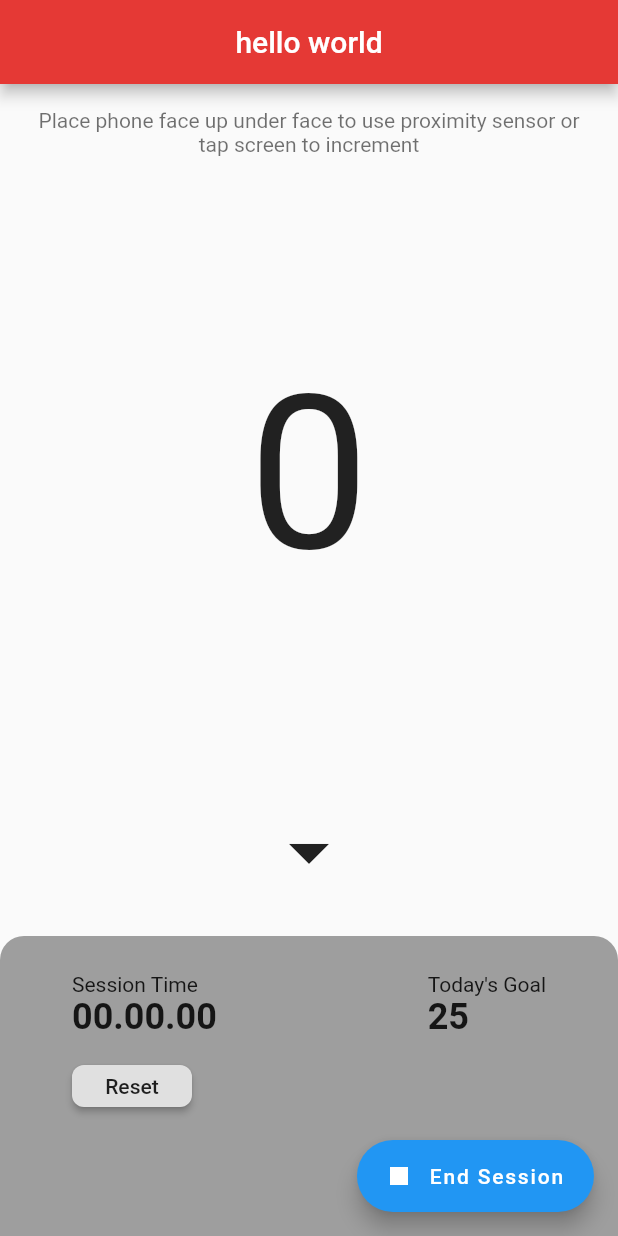
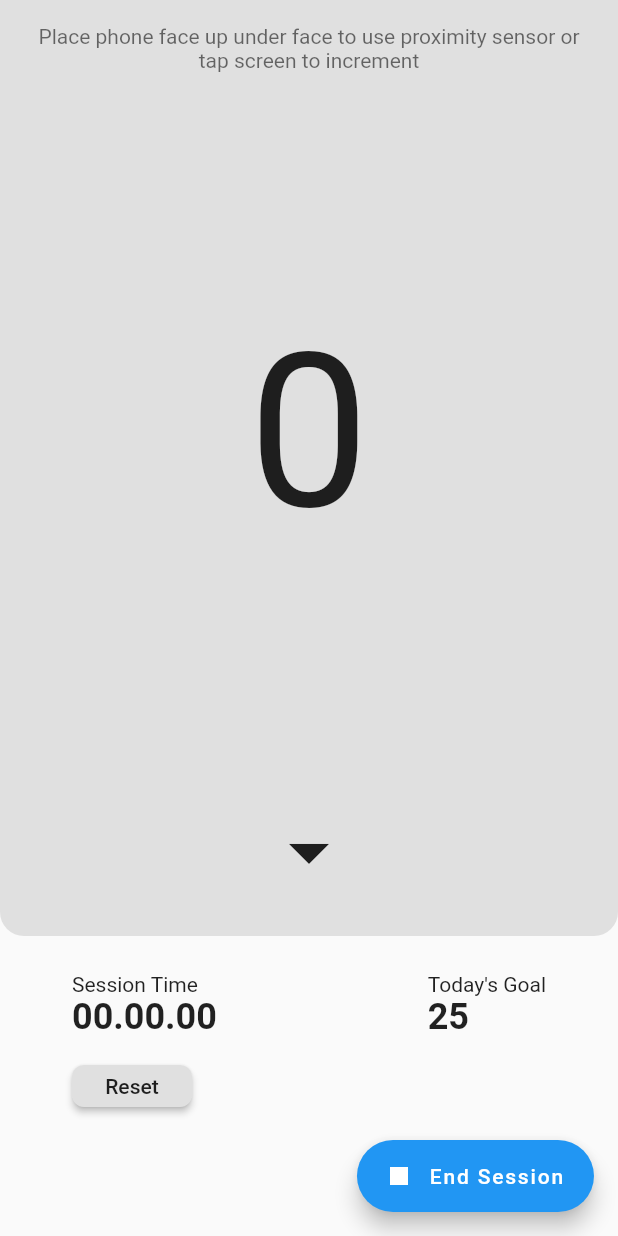
Before and after one commit to scottquach/Proximity-Push-Up-Counter-V2, a Flutter app: the screen it shows after launch, on a phone screen of 412 x 824 dp. Run offline on Flutter 3.47's test engine with Material 2 defaults, Android fonts, the light colour scheme and no system bars.

Commit message:
Created page structure with routing

```diff
--- a/lib/main.dart
+++ b/lib/main.dart
@@ -1,4 +1,7 @@
 import 'package:flutter/material.dart';
+import 'package:proximity_pushup_counter_v2/pages/home.dart';
+import 'package:proximity_pushup_counter_v2/pages/logs.dart';
+import 'package:proximity_pushup_counter_v2/pages/session.dart';
 import 'package:proximity_pushup_counter_v2/session.dart';
 
 void main() {
@@ -28,155 +31,21 @@ class MyApp extends StatelessWidget {
         visualDensity: VisualDensity.adaptivePlatformDensity,
       ),
       // home: MyHomePage(title: 'Flutter Demo Home Page Testing'),
-        home: Scaffold(
-          appBar: AppBar(
-            title: Text('hello world'),
-            centerTitle: true,
-            backgroundColor: Colors.red[600],
-          ),
-          body: SessionPage(),
-        ));
-  }
-}
-
-class HomeHeader extends StatelessWidget {
-  @override
-  Widget build(BuildContext context) {
-    // TODO: implement build
-    return Padding(
-        padding: EdgeInsets.all(16),
-        child: Row(
-          mainAxisAlignment: MainAxisAlignment.spaceBetween,
-          crossAxisAlignment: CrossAxisAlignment.start,
-          children: [
-            Flexible(
-              child: Text('Get your goals\ndone',
-                  textAlign: TextAlign.left,
-                  style: TextStyle(fontSize: 36, fontWeight: FontWeight.w600)),
-            ),
-            IconButton(onPressed: () {}, icon: Icon(Icons.settings))
-          ],
-        ));
-  }
-}
-
-class SessionPage extends StatefulWidget {
-  @override
-  _SessionPageState createState() => _SessionPageState();
-}
-
-class _SessionPageState extends State<SessionPage> {
-  int progress = 0;
-
-  @override
-  Widget build(BuildContext context) {
-    // TODO: implement build
-    return Scaffold(
-      body: Column(
-        children: [
-          Expanded(
-              child: Container(
-            // decoration: BoxDecoration(
-            //   color: Colors.red,
-            //     borderRadius: BorderRadius.only(
-            //         bottomLeft: Radius.circular(16),
-            //         bottomRight: Radius.circular(16))),
-            child: Padding(
-              padding: const EdgeInsets.all(16.0),
-              child: Column(
-                children: [
-                  Opacity(
-                    opacity: .75,
-                    child: Text(
-                      'Place phone face up under face to use proximity sensor or tap screen to increment',
-                      textAlign: TextAlign.center,
-                      style: TextStyle(color: Colors.black.withOpacity(0.75)),
-                    ),
-                  ),
-                  Expanded(
-                      child: InkWell(
-                          onTap: () {
-                            setState(() {
-                              progress += 1;
-                            });
+      // home: Scaffold(
+      //   // appBar: AppBar(
+      //   //   title: Text('hello world'),
+      //   //   centerTitle: true,
+      //   //   backgroundColor: Colors.red[600],
+      //   // ),
+      //   body: SessionPage(),
+      // ),
+      initialRoute: '/home',
+      routes: {
+        '/': (context) => SessionPage(),
+        '/home': (context) => SessionPage(),
+        '/session': (context) => SessionPage(),
+        '/logs': (context) => LogsPage(),
       },
-                          child: Center(
-                              child: Text('$progress',
-                                  style: TextStyle(fontSize: 144))))),
-                  IconButton(
-                    icon: Icon(Icons.arrow_drop_down),
-                    iconSize: 64,
-                    onPressed: () {
-                      setState(() {
-                        if (progress > 0) {
-                          progress -= 1;
-                        }
-                      });
-                    },
-                  )
-                ],
-              ),
-            ),
-          )),
-          Container(
-            padding: EdgeInsets.fromLTRB(48, 24, 48, 24),
-            height: 200,
-            width: double.infinity,
-            decoration: BoxDecoration(
-                color: Colors.grey,
-                borderRadius: BorderRadius.only(
-                    topLeft: Radius.circular(16),
-                    topRight: Radius.circular(16))),
-            child: Row(
-              mainAxisAlignment: MainAxisAlignment.spaceBetween,
-              children: [
-                Column(
-                  crossAxisAlignment: CrossAxisAlignment.start,
-                  children: [
-                    Text('Session Time'),
-                    Text(
-                      '00.00.00',
-                      style:
-                          TextStyle(fontWeight: FontWeight.bold, fontSize: 24),
-                    ),
-                    SizedBox(
-                      height: 12,
-                    ),
-                    RaisedButton(
-                      onPressed: () {
-                        setState(() {
-                          progress = 0;
-                        });
-                      },
-                      shape: RoundedRectangleBorder(
-                          borderRadius:
-                              new BorderRadius.all(Radius.circular(8))),
-                      child: Text('Reset'),
-                      visualDensity: VisualDensity.compact,
-                    )
-                  ],
-                ),
-                Column(
-                  crossAxisAlignment: CrossAxisAlignment.start,
-                  children: [
-                    Text('Today\'s Goal'),
-                    Text(
-                      '25',
-                      style:
-                          TextStyle(fontWeight: FontWeight.bold, fontSize: 24),
-                    ),
-                  ],
-                )
-              ],
-            ),
-          )
-        ],
-      ),
-      floatingActionButton: FloatingActionButton.extended(
-        onPressed: () {},
-        icon: Icon(Icons.stop),
-        label: Text('End Session'),
-      ),
     );
   }
 }
--- /dev/null
+++ b/lib/pages/session.dart
@@ -0,0 +1,128 @@
+import 'package:flutter/material.dart';
+
+class SessionPage extends StatefulWidget {
+  @override
+  _SessionPageState createState() => _SessionPageState();
+}
+
+class _SessionPageState extends State<SessionPage> {
+  int progress = 0;
+
+  @override
+  Widget build(BuildContext context) {
+    // TODO: implement build
+    return Scaffold(
+      body: SafeArea(
+        child: Column(
+          children: [
+            Expanded(
+                child: Container(
+              decoration: BoxDecoration(
+                color: Colors.grey[300],
+                borderRadius: BorderRadius.only(
+                  bottomLeft: Radius.circular(16),
+                  bottomRight: Radius.circular(16),
+                ),
+              ),
+              child: Padding(
+                padding: const EdgeInsets.all(16.0),
+                child: Column(
+                  children: [
+                    Opacity(
+                      opacity: .75,
+                      child: Text(
+                        'Place phone face up under face to use proximity sensor or tap screen to increment',
+                        textAlign: TextAlign.center,
+                        style: TextStyle(color: Colors.black.withOpacity(0.75)),
+                      ),
+                    ),
+                    Expanded(
+                      child: InkWell(
+                        onTap: () {
+                          setState(() {
+                            progress += 1;
+                          });
+                        },
+                        child: Center(
+                          child: Text(
+                            '$progress',
+                            style: TextStyle(fontSize: 144),
+                          ),
+                        ),
+                      ),
+                    ),
+                    IconButton(
+                      icon: Icon(Icons.arrow_drop_down),
+                      iconSize: 64,
+                      onPressed: () {
+                        setState(() {
+                          if (progress > 0) {
+                            progress -= 1;
+                          }
+                        });
+                      },
+                    )
+                  ],
+                ),
+              ),
+            )),
+            Container(
+              padding: EdgeInsets.fromLTRB(48, 24, 48, 24),
+              height: 200,
+              width: double.infinity,
+              child: Row(
+                mainAxisAlignment: MainAxisAlignment.spaceBetween,
+                children: [
+                  Column(
+                    crossAxisAlignment: CrossAxisAlignment.start,
+                    children: [
+                      Text('Session Time'),
+                      Text(
+                        '00.00.00',
+                        style: TextStyle(
+                            fontWeight: FontWeight.bold, fontSize: 24),
+                      ),
+                      SizedBox(
+                        height: 12,
+                      ),
+                      RaisedButton(
+                        onPressed: () {
+                          setState(() {
+                            progress = 0;
+                          });
+                        },
+                        shape: RoundedRectangleBorder(
+                            borderRadius:
+                                new BorderRadius.all(Radius.circular(8))),
+                        child: Text('Reset'),
+                        visualDensity: VisualDensity.compact,
+                      )
+                    ],
+                  ),
+                  Column(
+                    crossAxisAlignment: CrossAxisAlignment.start,
+                    children: [
+                      Text('Today\'s Goal'),
+                      Text(
+                        '25',
+                        style: TextStyle(
+                            fontWeight: FontWeight.bold, fontSize: 24),
+                      ),
+                    ],
+                  )
+                ],
+              ),
+            )
+          ],
+        ),
+      ),
+      floatingActionButton: FloatingActionButton.extended(
+        onPressed: () {
+          Navigator.pushReplacementNamed(context, '/logs');
+        },
+        icon: Icon(Icons.stop),
+        label: Text('End Session'),
+      ),
+    );
+  }
+}
```
Also changed, not shown: lib/pages/home.dart (added, +43 -0 lines), lib/pages/logs.dart (added, +19 -0 lines). Lines whose indentation alone changed are shown as unchanged.
